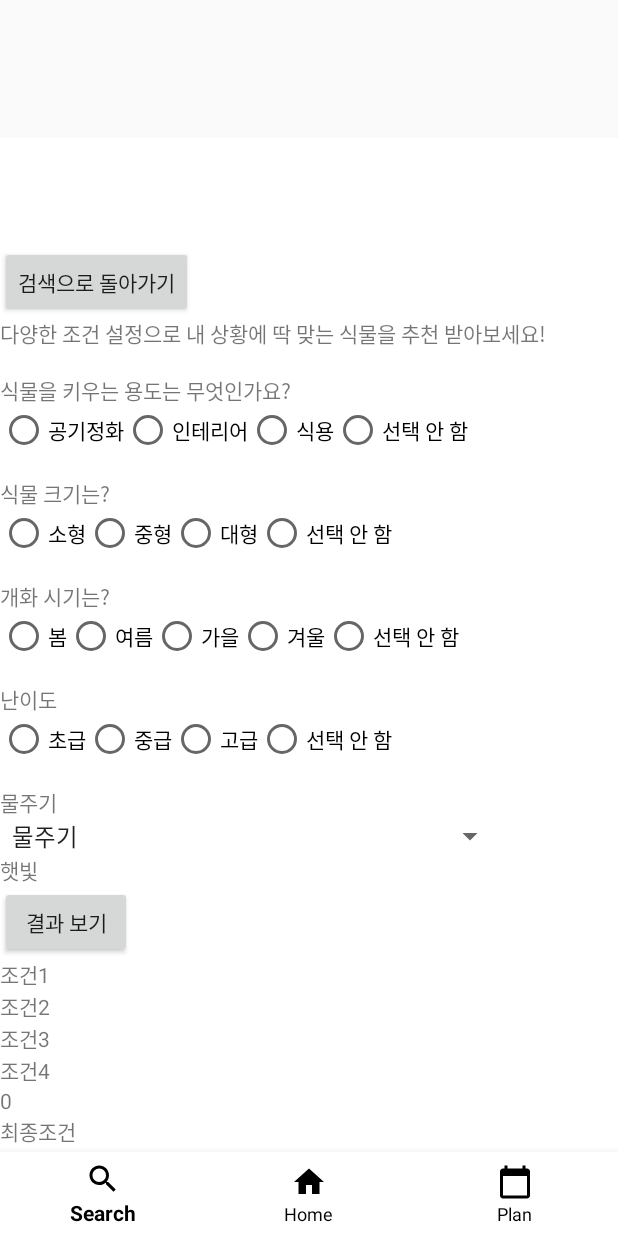
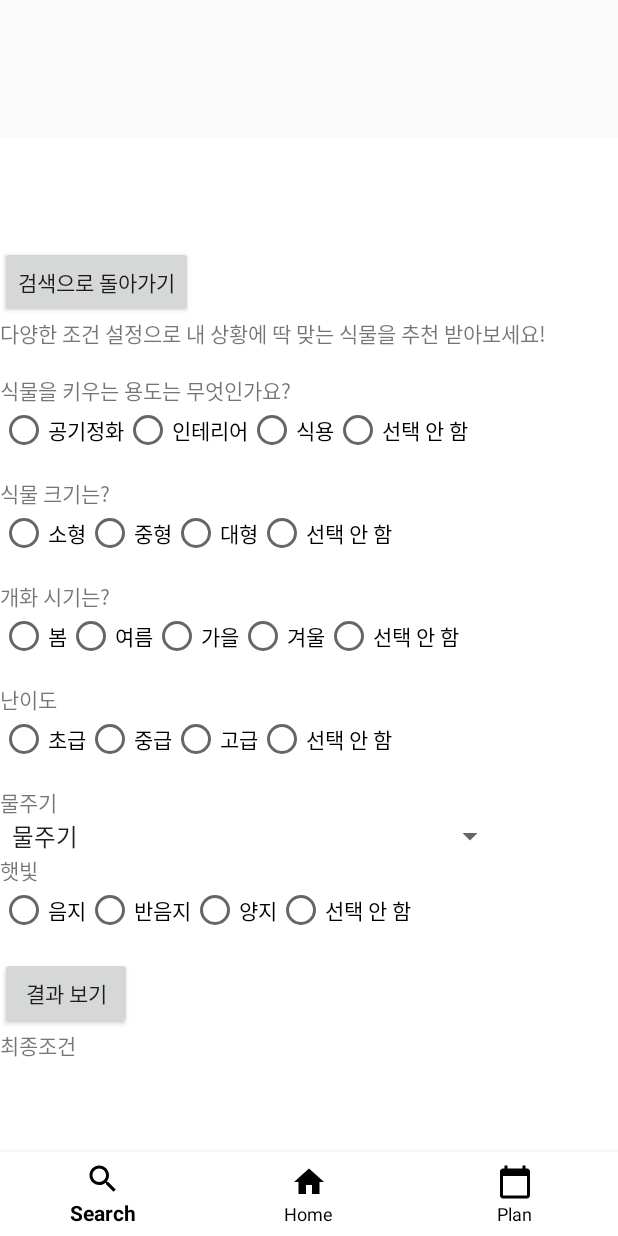
Before and after one commit to nijuy/chlorophyll, an Android app: the screen it shows after launch (MainActivity), after a tap on "나한테 꼭 맞는 식물 추천 받으러 가기!", on a phone screen of 412 x 824 dp. Run offline under Robolectric (Android 15) with nearby library versions, the phone set to English and light mode, and no system bars.

Commit message:
조건 추가

```diff
--- a/app/src/main/java/com/example/myapplication/recommend/FragmentRecommend.java
+++ b/app/src/main/java/com/example/myapplication/recommend/FragmentRecommend.java
@@ -29,8 +29,8 @@ public class FragmentRecommend extends Fragment {
         view = inflater.inflate(R.layout.fragment_recommend, container,false);
         Button btnGetResult;
         Button btnBack;
-        TextView result, cond1, cond2, cond3, cond4, cond5;
-        RadioGroup group1, group2, group3, group4;
+        TextView result, cond1, cond2, cond3, cond4, cond5, cond6;
+        RadioGroup group1, group2, group3, group4, group6;
         Spinner group5;
 
         btnBack = view.findViewById(R.id.btn_goSearch); //추천 페이지로 가는 버튼
@@ -42,23 +42,32 @@ public class FragmentRecommend extends Fragment {
         cond3 = view.findViewById(R.id.filteringCondition3);
         cond4 = view.findViewById(R.id.filteringCondition4);
         cond5 = view.findViewById(R.id.filteringCondition5);
+        cond6 = view.findViewById(R.id.filteringCondition6);
 
         group1 = view.findViewById(R.id.group1);
         group2 = view.findViewById(R.id.group2);
         group3 = view.findViewById(R.id.group3);
         group4 = view.findViewById(R.id.group4);
-        group5 = view.findViewById(R.id.group5);
+        group5 = view.findViewById(R.id.group5); //스피너
+        group6 = view.findViewById(R.id.group6);
 
         ArrayAdapter<CharSequence> adapter = ArrayAdapter.createFromResource(getContext(), R.array.condition5_items, android.R.layout.simple_spinner_item);
         adapter.setDropDownViewResource(android.R.layout.simple_spinner_dropdown_item);
         group5.setAdapter(adapter);
 
+        cond1.setVisibility(View.GONE); //결과보기 아래 조건 확인용 텍스트뷰를 안 보이게 가림
+        cond2.setVisibility(View.GONE);
+        cond3.setVisibility(View.GONE);
+        cond4.setVisibility(View.GONE);
+        cond5.setVisibility(View.GONE);
+        cond6.setVisibility(View.GONE);
+
         btnBack.setOnClickListener(view -> {
             FragmentManager fm = getParentFragmentManager();
             FragmentTransaction ft = getParentFragmentManager().beginTransaction();
 
-            //라디오버튼 선택 다 초기화하기
-            group1.clearCheck(); group2.clearCheck(); group3.clearCheck(); group4.clearCheck();
+            //라디오버튼 선택 초기화하기
+            group1.clearCheck(); group2.clearCheck(); group3.clearCheck(); group4.clearCheck(); group6.clearCheck();
 
             ft.remove(FragmentRecommend.this).commit(); // 지금 띄운 추천 페이지 (this) 지우기
             ft.setTransition(FragmentTransaction.TRANSIT_FRAGMENT_CLOSE);
@@ -66,12 +75,12 @@ public class FragmentRecommend extends Fragment {
         });
 
         btnGetResult.setOnClickListener(view -> {
-
             if(group1.getCheckedRadioButtonId() == -1 |
                group2.getCheckedRadioButtonId() == -1 |
                group3.getCheckedRadioButtonId() == -1 |
                group4.getCheckedRadioButtonId() == -1 |
-               group5.getSelectedItemPosition() == 0) {
+               group5.getSelectedItemPosition() == 0 |
+               group6.getCheckedRadioButtonId() == -1) {
                 Toast.makeText(view.getContext().getApplicationContext(), "선택하지 않은 조건이 있어요!", Toast.LENGTH_SHORT).show();
             } else {
                 result.setText("선택한 조건값 확인 :\n");
@@ -80,6 +89,7 @@ public class FragmentRecommend extends Fragment {
                 result.append(cond3.getText());
                 result.append(cond4.getText());
                 result.append(cond5.getText());
+                result.append(cond6.getText());
             }
         });
 
@@ -180,6 +190,26 @@ public class FragmentRecommend extends Fragment {
             }
         });
 
+        group6.setOnCheckedChangeListener(((radioGroup, i) -> {
+            switch (i){
+                case R.id.condition6_1:
+                    cond6.setText(getString(R.string.condition6_1));
+                    break;
+
+                case R.id.condition6_2:
+                    cond6.setText(getString(R.string.condition6_2));
+                    break;
+
+                case R.id.condition6_3:
+                    cond6.setText(getString(R.string.condition6_3));
+                    break;
+
+                case R.id.condition6_4:
+                    cond6.setText("X");
+                    break;
+            }
+        }));
+
         return view;
     }
 
--- a/app/src/main/res/layout/fragment_recommend.xml
+++ b/app/src/main/res/layout/fragment_recommend.xml
@@ -11,8 +11,8 @@
         android:layout_width="match_parent"
         android:layout_height="match_parent"
         android:orientation="vertical"
-        tools:layout_editor_absoluteX="-204dp"
-        tools:layout_editor_absoluteY="-143dp">
+        tools:layout_editor_absoluteX="0dp"
+        tools:layout_editor_absoluteY="-16dp">
 
         <Button
             android:id="@+id/btn_goSearch"
@@ -214,8 +214,8 @@
             android:id="@+id/group5"
             android:layout_width="wrap_content"
             android:layout_height="wrap_content"
-            android:spinnerMode="dropdown"
-            android:popupBackground="@color/teal_500"/>
+            android:popupBackground="@color/teal_500"
+            android:spinnerMode="dropdown" />
 
         <TextView
             android:id="@+id/condition6"
@@ -224,6 +224,39 @@
             android:text="@string/condition6"
             tools:layout_editor_absoluteX="176dp"
             tools:layout_editor_absoluteY="172dp" />
+
+        <RadioGroup
+            android:id="@+id/group6"
+            android:layout_width="408dp"
+            android:layout_height="47dp"
+            android:orientation="horizontal"
+            tools:layout_editor_absoluteX="2dp"
+            tools:layout_editor_absoluteY="203dp">
+
+            <RadioButton
+                android:id="@+id/condition6_1"
+                android:layout_width="wrap_content"
+                android:layout_height="wrap_content"
+                android:text="@string/condition6_1" />
+
+            <RadioButton
+                android:id="@+id/condition6_2"
+                android:layout_width="wrap_content"
+                android:layout_height="wrap_content"
+                android:text="@string/condition6_2" />
+
+            <RadioButton
+                android:id="@+id/condition6_3"
+                android:layout_width="wrap_content"
+                android:layout_height="wrap_content"
+                android:text="@string/condition6_3" />
+
+            <RadioButton
+                android:id="@+id/condition6_4"
+                android:layout_width="wrap_content"
+                android:layout_height="wrap_content"
+                android:text="@string/condition6_4" />
+        </RadioGroup>
 
         <Button
             android:id="@+id/btn_getResult"
@@ -273,6 +306,14 @@
             tools:layout_editor_absoluteY="172dp" />
 
         <TextView
+            android:id="@+id/filteringCondition6"
+            android:layout_width="match_parent"
+            android:layout_height="wrap_content"
+            android:text="@string/filteringCondition6"
+            tools:layout_editor_absoluteX="176dp"
+            tools:layout_editor_absoluteY="172dp" />
+
+        <TextView
             android:id="@+id/filteringCondition"
             android:layout_width="match_parent"
             android:layout_height="wrap_content"
@@ -283,6 +324,4 @@
     </LinearLayout>
 
 
-
-
 </androidx.constraintlayout.widget.ConstraintLayout>
--- a/app/src/main/res/values/strings.xml
+++ b/app/src/main/res/values/strings.xml
@@ -45,6 +45,10 @@
     </string-array>
 
     <string name="condition6">햇빛</string>
+    <string name="condition6_1">음지</string>
+    <string name="condition6_2">반음지</string>
+    <string name="condition6_3">양지</string>
+    <string name="condition6_4">선택 안 함</string>
 
     <string name="btn_getResult">결과 보기</string>
     <string name="filteringCondition1">조건1</string>
```
